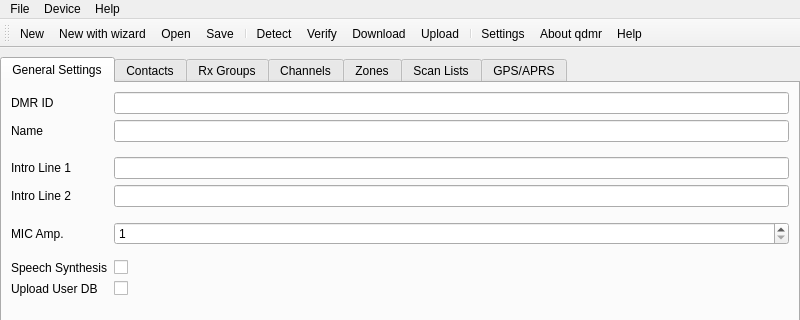
hmatuschek/qdmr, file shared/mainwindow.ui: the form before one commit; both pictures show x 0 to 800 and y 0 to 320 of the 800 by 600 pixel window.
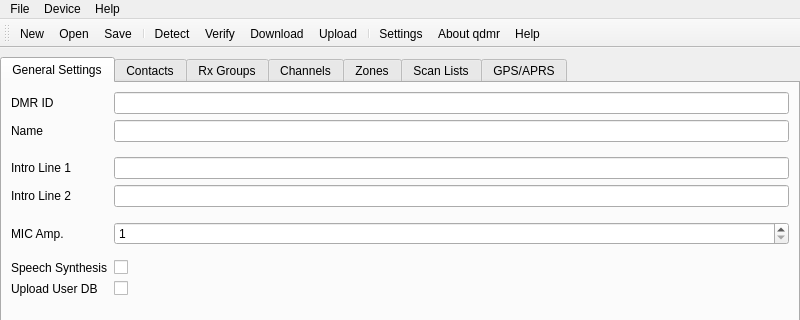
The form after the commit. Icons and pictures are not drawn.

```diff
--- a/shared/mainwindow.ui
+++ b/shared/mainwindow.ui
@@ -794,7 +794,6 @@
     <bool>false</bool>
    </attribute>
    <addaction name="actionNewCodeplug"/>
-   <addaction name="actionCodeplugWizard"/>
    <addaction name="actionOpenCodeplug"/>
    <addaction name="actionSaveCodeplug"/>
    <addaction name="separator"/>
```
